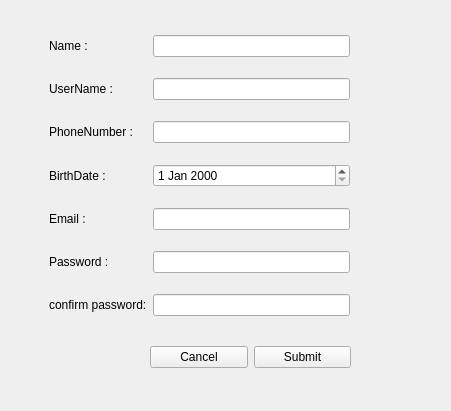
Before: the Qt Designer form client/siginup.ui in AP-projects-4001/jan-ghahve, drawn with Qt 5.
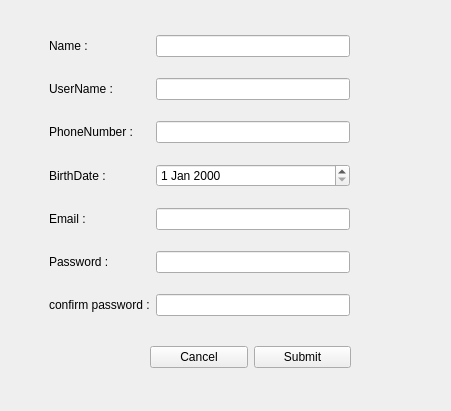
After: the same form once the commit is applied.

Patch:
```diff
--- a/client/siginup.ui
+++ b/client/siginup.ui
@@ -13,7 +13,7 @@
   <property name="windowTitle">
    <string>Form</string>
   </property>
-  <widget class="QWidget" name="">
+  <widget class="QWidget" name="layoutWidget">
    <property name="geometry">
     <rect>
      <x>49</x>
@@ -86,7 +86,7 @@
     <item row="6" column="0">
      <widget class="QLabel" name="label_7">
       <property name="text">
-       <string>confirm password:</string>
+       <string>confirm password :</string>
       </property>
      </widget>
     </item>
@@ -95,7 +95,7 @@
     </item>
    </layout>
   </widget>
-  <widget class="QWidget" name="">
+  <widget class="QWidget" name="layoutWidget">
    <property name="geometry">
     <rect>
      <x>150</x>
```
